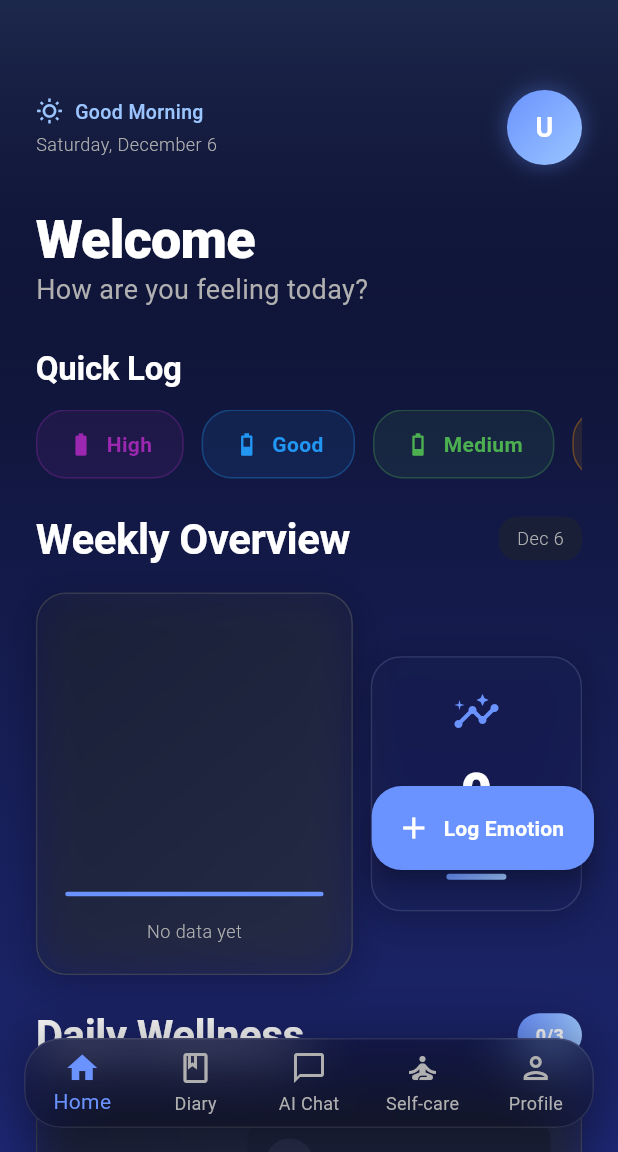
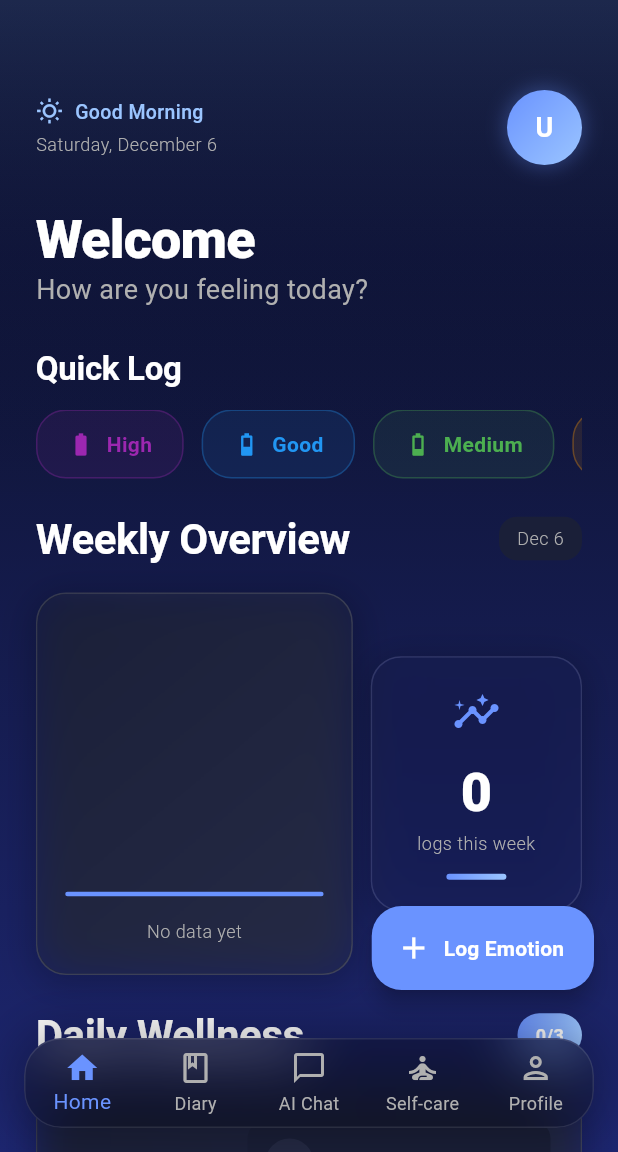
Before and after one commit to tifflyn/moodiary_health_tracker, a Flutter app: the HomeScreen screen opened directly, on a phone screen of 412 x 824 dp, the part 84-1236 px from its top. Run offline on Flutter 3.47's test engine with Material 3 defaults, Android fonts, the phone set to English and light mode, and no system bars; drawn by our look-alikes of fl_chart; our stand-ins replace cloud_firestore, firebase_auth, firebase_core, flutter_dotenv, google_generative_ai, google_sign_in and 2 more; accounts and stored records are empty.

Commit message:
shift log emotion float

```diff
--- a/lib/screens/homescreenview.dart
+++ b/lib/screens/homescreenview.dart
@@ -1194,7 +1194,7 @@ class _HomeScreenState extends State<HomeScreen> {
 
       floatingActionButton: _currentIndex == 0
           ? Container(
-              margin: const EdgeInsets.only(bottom: 80),
+              margin: const EdgeInsets.only(bottom: 0),
               child: FloatingActionButton.extended(
                 onPressed: () async {
                   await Navigator.push(
```
